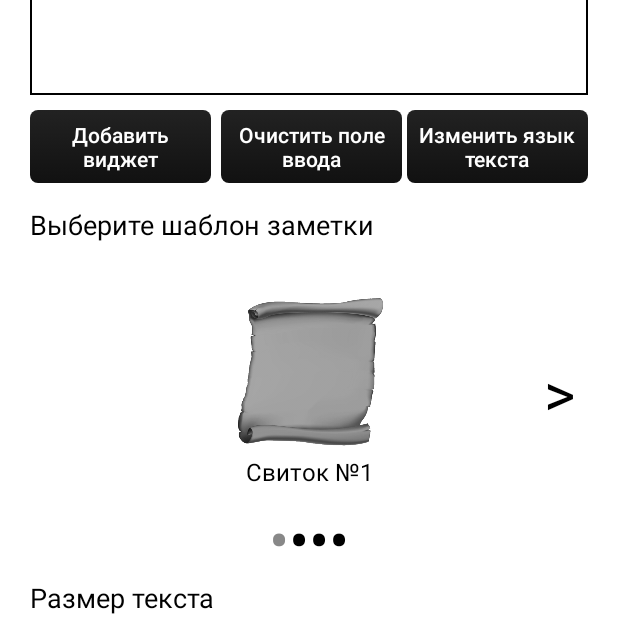
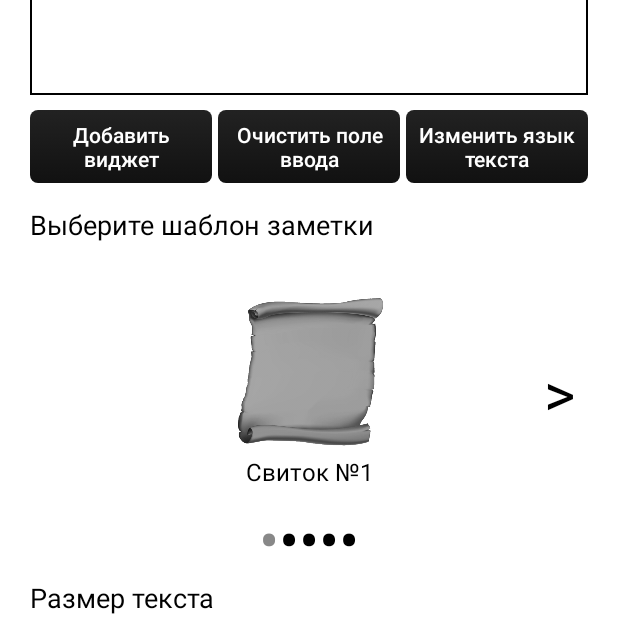
Before and after one commit to VictorJavaMan/NoteWidget, an Android app: the NewAppWidgetConfigureActivity screen opened directly, with no data from a screen before it, after a tap on "Изменить язык текста", on a phone screen of 412 x 824 dp. Shown: the part 121-747 px from the top of the screen. Run offline under Robolectric (Android 15) with nearby library versions, the light colour scheme and no system bars; Roboto replaces fonts that are not available here; 1 statement that could not run was skipped.

Commit message:
новый свиток

```diff
--- a/app/src/main/java/com/ntw/notewid/NewAppWidget.java
+++ b/app/src/main/java/com/ntw/notewid/NewAppWidget.java
@@ -173,8 +173,11 @@ public class NewAppWidget extends AppWidgetProvider {
             result = "vis_1_";
         } else if (position_image == 3) {
             result = "vis_2_";
+        } else if (position_image == 4) {
+            result = "spec_1_d";
         }
 
+        if (position_image != 4) {
             if (position_color == 0) {
                 result += "w";
             } else if (position_color == 1) {
@@ -192,6 +195,7 @@ public class NewAppWidget extends AppWidgetProvider {
             } else if (position_color == 7) {
                 result += "y";
             }
+        }
 
         return context.getApplicationContext().getResources().getIdentifier(result, "drawable", context.getApplicationContext().getPackageName());
     }
--- a/app/src/main/java/com/ntw/notewid/NewAppWidgetConfigureActivity.java
+++ b/app/src/main/java/com/ntw/notewid/NewAppWidgetConfigureActivity.java
@@ -3,6 +3,8 @@ package com.ntw.notewid;
 import android.app.Activity;
 import android.app.AlertDialog;
 import android.appwidget.AppWidgetManager;
+import android.content.ClipData;
+import android.content.ClipboardManager;
 import android.content.Context;
 import android.content.DialogInterface;
 import android.content.Intent;
@@ -21,6 +23,7 @@ import android.widget.LinearLayout;
 import android.widget.SeekBar;
 import android.widget.Spinner;
 import android.widget.TextView;
+import android.widget.Toast;
 
 import androidx.viewpager.widget.ViewPager;
 
@@ -159,9 +162,17 @@ public class NewAppWidgetConfigureActivity extends Activity {
         button_lang.setOnClickListener(new View.OnClickListener() {
             @Override
             public void onClick(View view) {
-                String str = textArea.getText().toString();
-                textArea.setText(TableSymbols.convertLang(str));
-                textArea.setSelection(textArea.getText().length());
+                try {
+                    String str = textArea.getText().toString();
+                    textArea.setText(TableSymbols.convertLang(str));
+                    textArea.setSelection(textArea.getText().length());
+
+                    ClipboardManager clipboard = (ClipboardManager) getSystemService(Context.CLIPBOARD_SERVICE);
+                    ClipData clip = ClipData.newPlainText("", textArea.getText().toString());
+                    clipboard.setPrimaryClip(clip);
+
+                    Toast.makeText(getApplicationContext(), "Текст преобразован и скопирован в буфер обмена", Toast.LENGTH_SHORT).show();
+                } catch (Exception e) { e.printStackTrace(); }
             }
         });
 
@@ -169,7 +180,7 @@ public class NewAppWidgetConfigureActivity extends Activity {
         Resources resources = NewAppWidgetConfigureActivity.this.getResources();
         String[] data_textcolor = { resources.getString(R.string.l_gray), resources.getString(R.string.l_blue), resources.getString(R.string.l_green), resources.getString(R.string.l_orange), resources.getString(R.string.l_purple),  resources.getString(R.string.l_red),  resources.getString(R.string.l_white),  resources.getString(R.string.l_yellow) };
         String[] data_backcolor = { resources.getString(R.string.l_white), resources.getString(R.string.l_gray), resources.getString(R.string.l_green), resources.getString(R.string.l_orange), resources.getString(R.string.l_purple),  resources.getString(R.string.l_red),  resources.getString(R.string.l_blue),  resources.getString(R.string.l_yellow) };
-        list_description = new String[]{resources.getString(R.string.imtext_1), resources.getString(R.string.imtext_2), resources.getString(R.string.imtext_3), resources.getString(R.string.imtext_4)};
+        list_description = new String[]{resources.getString(R.string.imtext_1), resources.getString(R.string.imtext_2), resources.getString(R.string.imtext_3), resources.getString(R.string.imtext_4), resources.getString(R.string.imtext_4)};
 
         ArrayAdapter<String> adapterColorText = new ArrayAdapter<>(this, R.layout.spinner_list, data_textcolor);
         adapterColorText.setDropDownViewResource(android.R.layout.simple_spinner_dropdown_item);
@@ -249,7 +260,7 @@ public class NewAppWidgetConfigureActivity extends Activity {
     };
 
     public void adddots(int i) {
-        mdots = new TextView[4];
+        mdots = new TextView[5];
         liner.removeAllViews();
         for (int x = 0; x < mdots.length; x++) {
             mdots[x] = new TextView(this);
--- a/app/src/main/java/com/ntw/notewid/SlideAdapter.java
+++ b/app/src/main/java/com/ntw/notewid/SlideAdapter.java
@@ -23,11 +23,11 @@ public class SlideAdapter extends PagerAdapter {
         this.context = context;
     }
 
-    public int[] list_images = { R.drawable.sv_1_d, R.drawable.sv_3_d, R.drawable.vis_1_d, R.drawable.vis_2_d };
+    public int[] list_images = { R.drawable.sv_1_d, R.drawable.sv_3_d, R.drawable.vis_1_d, R.drawable.vis_2_d, R.drawable.spec_1_d };
 
     @Override
     public int getCount() {
-        return 4;
+        return 5;
     }
 
     @Override
--- a/app/src/main/res/layout/new_app_widget_configure.xml
+++ b/app/src/main/res/layout/new_app_widget_configure.xml
@@ -59,7 +59,7 @@
                     android:layout_height="wrap_content"
                     android:layout_gravity="center_vertical"
                     android:text="@string/addwidget_bt"
-                    android:layout_marginRight="3dp"
+                    android:layout_marginEnd="2dp"
                     android:textAllCaps="false"
                     android:textSize="14sp" />
 
@@ -69,7 +69,8 @@
                     android:layout_weight="1"
                     android:layout_width="0dp"
                     android:text="@string/clear_bt"
-                    android:layout_marginLeft="3dp"
+                    android:layout_marginStart="2dp"
+                    android:layout_marginEnd="2dp"
                     android:layout_height="wrap_content"
                     android:layout_gravity="center_vertical"
                     android:textAllCaps="false"
@@ -81,7 +82,7 @@
                     android:layout_weight="1"
                     android:layout_width="0dp"
                     android:text="@string/lang_bt"
-                    android:layout_marginLeft="3dp"
+                    android:layout_marginStart="2dp"
                     android:layout_gravity="center_vertical"
                     android:layout_height="wrap_content"
                     android:textAllCaps="false"
--- a/build.gradle
+++ b/build.gradle
@@ -2,10 +2,12 @@
 buildscript {
     repositories {
         google()
+        mavenCentral()
+        gradlePluginPortal()
         jcenter()
     }
     dependencies {
-        classpath "com.android.tools.build:gradle:4.0.0"
+        classpath "com.android.tools.build:gradle:4.2.2"
 
         // NOTE: Do not place your application dependencies here; they belong
         // in the individual module build.gradle files
@@ -16,6 +18,7 @@ allprojects {
     repositories {
         google()
         jcenter()
+        maven { url "https://jitpack.io"}
     }
 }
 
--- a/gradle.properties
+++ b/gradle.properties
@@ -17,3 +17,4 @@ org.gradle.jvmargs=-Xmx2048m
 android.useAndroidX=true
 # Automatically convert third-party libraries to use AndroidX
 android.enableJetifier=true
+android.overridePathCheck=true
```
Also changed, not shown: app/src/main/res/drawable/spec_1_d.png (added), app/src/main/res/drawable/spec_1_d_.png (added), gradle/wrapper/gradle-wrapper.properties, 1 other file. Lines whose indentation alone changed are shown as unchanged.
